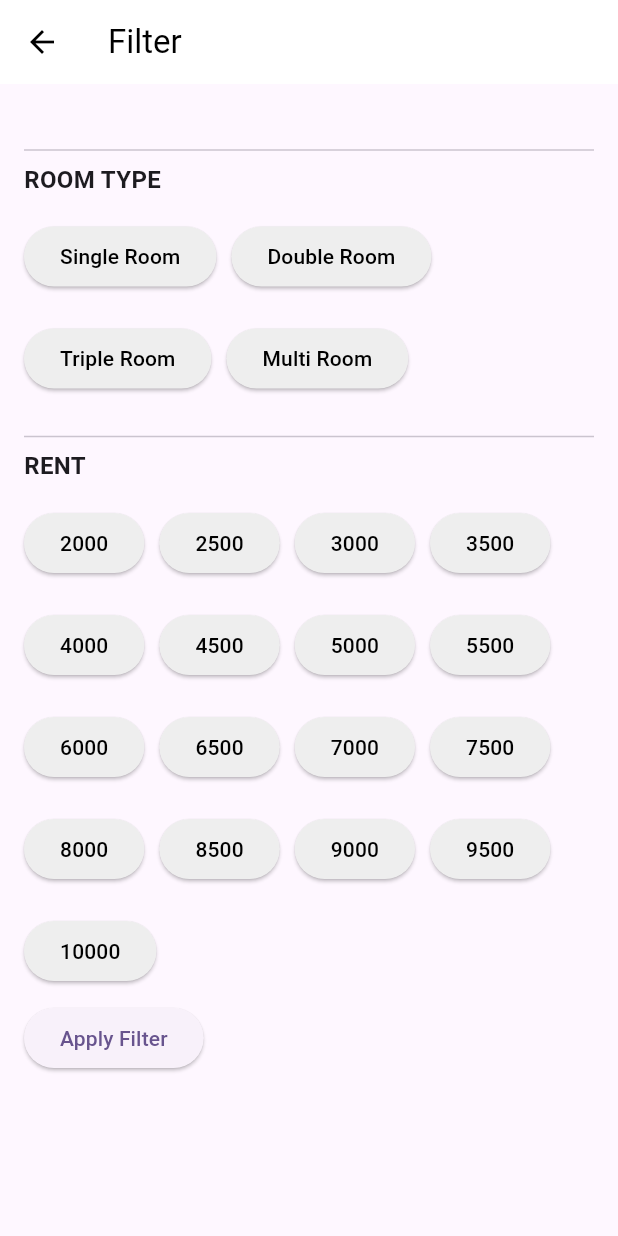
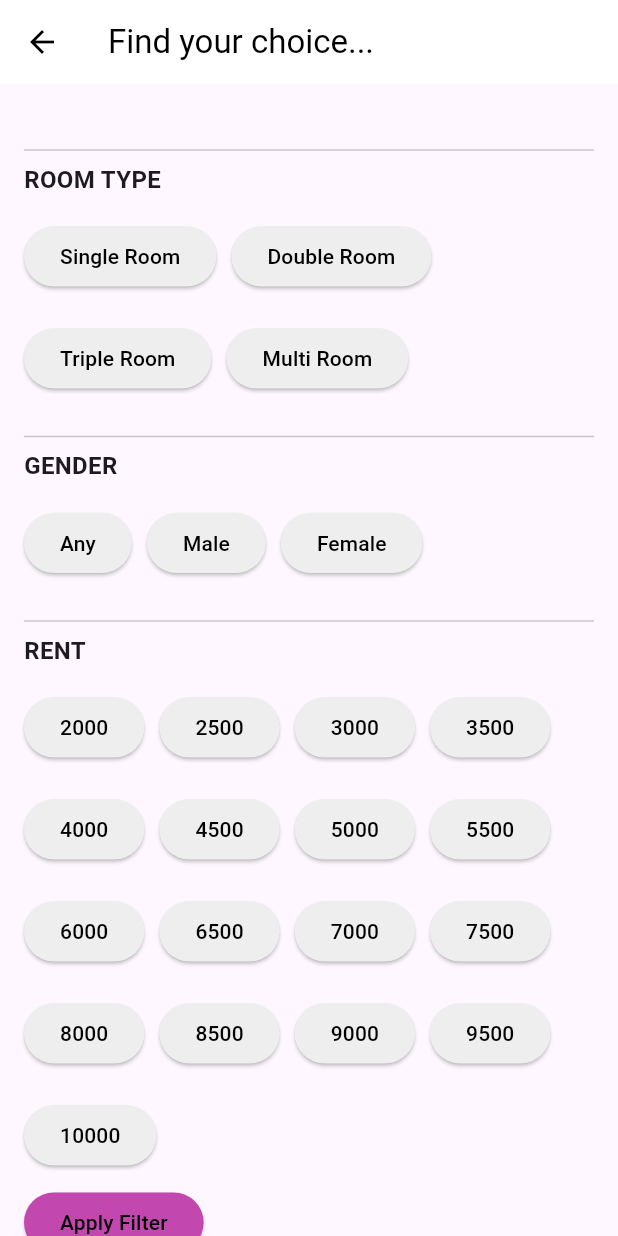
Before and after one commit to Linta-John/HOME, a Flutter app: the FilterPage screen opened directly, on a phone screen of 412 x 824 dp. Run offline on Flutter 3.47's test engine with Material 3 defaults, Android fonts, the phone set to English and light mode, and no system bars; our stand-ins replace cloud_firestore, firebase_auth, firebase_core, firebase_storage, flutter_svg, google_fonts and 2 more; accounts and stored records are empty; network calls fail.

Commit message:
Update filter.dart

```diff
--- a/lib/tenantnav/filter.dart
+++ b/lib/tenantnav/filter.dart
@@ -8,49 +8,26 @@ class FilterPage extends StatefulWidget {
 class _FilterPageState extends State<FilterPage> {
   String selectedRoomType = '';
   String selectedRent = '';
-
-  Widget roomTypeButton(String title) {
-    return ElevatedButton(
-      onPressed: () {
-        setState(() {
-          selectedRoomType = title;
-        });
-      },
-      child: Text(title),
-      style: ElevatedButton.styleFrom(
-        backgroundColor:
-            selectedRoomType == title ? Colors.black : Colors.grey[200],
-        foregroundColor:
-            selectedRoomType == title ? Colors.white : Colors.black,
-      ),
-    );
-  }
-
-  Widget rentTypeButton(String title) {
-    return ElevatedButton(
-      onPressed: () {
-        setState(() {
-          selectedRent = title;
-        });
-      },
-      child: Text(title),
-      style: ElevatedButton.styleFrom(
-        backgroundColor:
-            selectedRent == title ? Colors.black : Colors.grey[200],
-        foregroundColor: selectedRent == title ? Colors.white : Colors.black,
-      ),
-    );
-  }
+  String selectedGenderType = '';
 
   @override
   Widget build(BuildContext context) {
     return Scaffold(
       appBar: AppBar(
-        title: Text('Filter', style: TextStyle(color: Colors.black)),
+        title: Text(
+          'Find your choice...',
+          style: TextStyle(color: Colors.black),
+        ),
         backgroundColor: Colors.white,
         leading: IconButton(
           icon: Icon(Icons.arrow_back, color: Colors.black),
-          onPressed: () => Navigator.of(context).pop(),
+          onPressed: () {
+            Navigator.of(context).pop({
+              'selectedRoomType': selectedRoomType,
+              'selectedRent': selectedRent,
+              'selectedGenderType': selectedGenderType,
+            });
+          },
         ),
         elevation: 0,
       ),
@@ -74,7 +51,56 @@ class _FilterPageState extends State<FilterPage> {
                 'Double Room',
                 'Triple Room',
                 'Multi Room',
-              ].map((title) => roomTypeButton(title)).toList(),
+              ].map((title) {
+                return ElevatedButton(
+                  onPressed: () {
+                    setState(() {
+                      selectedRoomType = title;
+                    });
+                  },
+                  child: Text(title),
+                  style: ElevatedButton.styleFrom(
+                    backgroundColor: selectedRoomType == title
+                        ? Colors.black
+                        : Colors.grey[200],
+                    foregroundColor:
+                        selectedRoomType == title ? Colors.white : Colors.black,
+                  ),
+                );
+              }).toList(),
+            ),
+            SizedBox(height: 20),
+            Divider(),
+            Text(
+              'GENDER ',
+              style: TextStyle(fontSize: 16, fontWeight: FontWeight.bold),
+            ),
+            SizedBox(height: 16),
+            Wrap(
+              spacing: 10.0,
+              runSpacing: 20.0,
+              children: [
+                'Any',
+                'Male',
+                'Female',
+              ].map((title) {
+                return ElevatedButton(
+                  onPressed: () {
+                    setState(() {
+                      selectedGenderType = title;
+                    });
+                  },
+                  child: Text(title),
+                  style: ElevatedButton.styleFrom(
+                    backgroundColor: selectedGenderType == title
+                        ? Colors.black
+                        : Colors.grey[200],
+                    foregroundColor: selectedGenderType == title
+                        ? Colors.white
+                        : Colors.black,
+                  ),
+                );
+              }).toList(),
             ),
             SizedBox(height: 20),
             Divider(),
@@ -104,7 +130,22 @@ class _FilterPageState extends State<FilterPage> {
                 '9000',
                 '9500',
                 '10000'
-              ].map((title) => rentTypeButton(title)).toList(),
+              ].map((title) {
+                return ElevatedButton(
+                  onPressed: () {
+                    setState(() {
+                      selectedRent = title;
+                    });
+                  },
+                  child: Text(title),
+                  style: ElevatedButton.styleFrom(
+                    backgroundColor:
+                        selectedRent == title ? Colors.black : Colors.grey[200],
+                    foregroundColor:
+                        selectedRent == title ? Colors.white : Colors.black,
+                  ),
+                );
+              }).toList(),
             ),
             SizedBox(height: 10),
             ElevatedButton(
@@ -112,9 +153,14 @@ class _FilterPageState extends State<FilterPage> {
                 Navigator.of(context).pop({
                   'selectedRoomType': selectedRoomType,
                   'selectedRent': selectedRent,
+                  'selectedGenderType': selectedGenderType,
                 });
               },
               child: Text('Apply Filter'),
+              style: ElevatedButton.styleFrom(
+                backgroundColor: Color.fromARGB(255, 194, 71, 175),
+                foregroundColor: Colors.black,
+              ),
             ),
           ],
         ),
```
